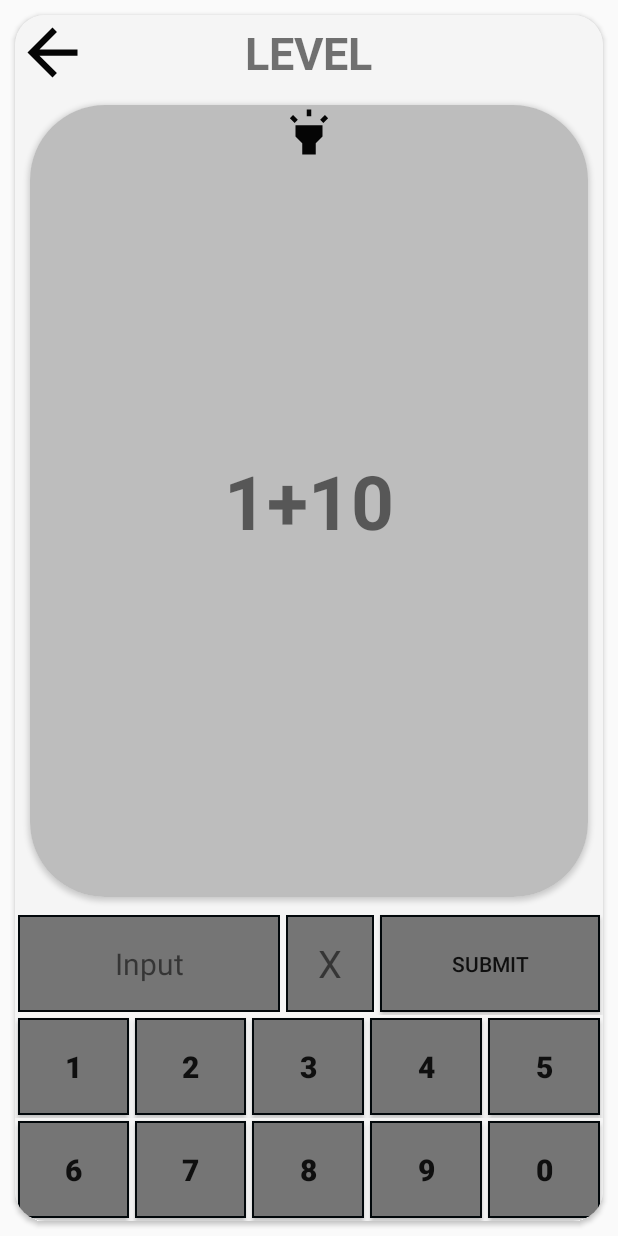
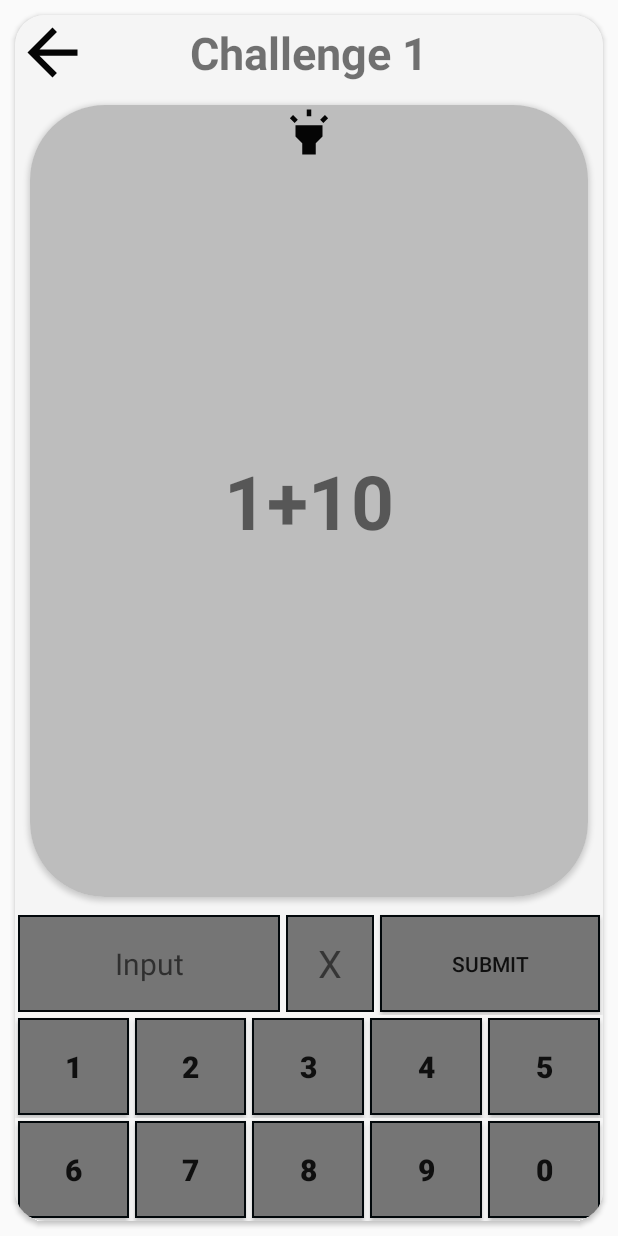
Before and after one commit to NihaalWagadia/Quizzy, an Android app: the screen it shows after launch (PlayAct), after a tap on an icon or button, on a phone screen of 412 x 824 dp. Run offline under Robolectric (Android 15) with nearby library versions, the phone set to English and light mode, and no system bars.

Commit message:
PlayLayout

```diff
--- a/app/src/main/java/com/example/quizzydizzy/Constants.kt
+++ b/app/src/main/java/com/example/quizzydizzy/Constants.kt
@@ -11,52 +11,52 @@ object Constants{
         val questionList = ArrayList<Question>()
 
         val question1 = Question(
-            1,"1+10","11", "ABC", "11",true
+            1,"1+10","11", "ABC", "11",true, "Challenge 1"
         )
         questionList.add(question1)
 
         val question2 = Question(
-            2,"1+100","101","ABCD","101",false
+            2,"1+100","101","ABCD","101",false,"Challenge 2"
         )
         questionList.add(question2)
 
         val question3 = Question(
-            3,"10+10","20","ABCDE", "20",false
+            3,"10+10","20","ABCDE", "20",false,"Challenge 3"
         )
         questionList.add(question3)
 
         val question4 = Question(
-            4,"111+10","121","ABCDEF", "121",false
+            4,"111+10","121","ABCDEF", "121",false,"Challenge 4"
         )
         questionList.add(question4)
 
         val question5 = Question(
-            5,"111+111","222","ABCDEFG","222",false
+            5,"111+111","222","ABCDEFG","222",false,"Challenge 5"
         )
         questionList.add(question5)
 
         val question6 = Question(
-            6,"222+111","333","ABCDEFGH", "333",false
+            6,"222+111","333","ABCDEFGH", "333",false,"Challenge 6"
         )
         questionList.add(question6)
 
         val question7 = Question(
-            7,"222+222","444","ABCEFGHI", "444",false
+            7,"222+222","444","ABCEFGHI", "444",false,"Challenge 7"
         )
         questionList.add(question7)
 
         val question8 = Question(
-            8,"333+333","666","ABC10", "666",false
+            8,"333+333","666","ABC10", "666",false,"Challenge 8"
         )
         questionList.add(question8)
 
         val question9 = Question(
-            9,"444+444","888","ABC11", "888",false
+            9,"444+444","888","ABC11", "888",false,"Challenge 9"
         )
         questionList.add(question9)
 
         val question10 = Question(
-            10,"555+222","777","ABC12","777",false
+            10,"555+222","777","ABC12","777",false,"Challenge 10"
         )
         questionList.add(question10)
         return questionList
--- a/app/src/main/java/com/example/quizzydizzy/LevelAct.kt
+++ b/app/src/main/java/com/example/quizzydizzy/LevelAct.kt
@@ -61,7 +61,11 @@ class LevelAct : Immersive() {
     }
 
     override fun onBackPressed() {
+        val intent = Intent(this, MainActivity::class.java)
         savePreference()
+        startActivity(intent)
+        overridePendingTransition(0, 0)
+        finish()
         super.onBackPressed()
 
     }
--- a/app/src/main/java/com/example/quizzydizzy/MainActivity.kt
+++ b/app/src/main/java/com/example/quizzydizzy/MainActivity.kt
@@ -83,6 +83,7 @@ class MainActivity : Immersive() {
     }
 
     override fun onBackPressed() {
+
         savePreference()
         super.onBackPressed()
 
--- a/app/src/main/java/com/example/quizzydizzy/PlayAct.kt
+++ b/app/src/main/java/com/example/quizzydizzy/PlayAct.kt
@@ -89,7 +89,7 @@ class PlayAct : Immersive() {
 
             val question = mQuestionList?.get(mCurrentPos - 1)
             if (question!!.correctAnswer.compareTo(answer_input.text.toString()) == 0) {
-                mQuestionList?.get(mCurrentPos)?.questionStat=true
+                mQuestionList?.get(mCurrentPos)?.questionStat = true
                 savePreference()
 
                 Toast.makeText(this, "You're right", Toast.LENGTH_SHORT).show()
@@ -124,18 +124,51 @@ class PlayAct : Immersive() {
 
     }
 
-    fun answerHint(v: View?){
+    fun answerHint(v: View?) {
         card_for_solution.visibility = View.VISIBLE
         val question = mQuestionList!![mCurrentPos - 1]
-            sol.text= question!!.topicSolution
+        sol.text = question!!.topicSolution
+//        action_bar_relat.visibility = View.INVISIBLE
+//        num_pad_view.visibility = View.INVISIBLE
+        play_relate.alpha = 0.5f
+
+        one.isClickable = false
+        two.isClickable = false
+        three.isClickable = false
+        four.isClickable = false
+        five.isClickable = false
+        six.isClickable = false
+        seven.isClickable = false
+        eight.isClickable = false
+        nine.isClickable = false
+        zero.isClickable = false
+        enter.isClickable = false
+        clear.isClickable = false
+        go_back.isClickable = false
+
     }
 
-    fun closeCard(v:View?){
+    fun closeCard(v: View?) {
         card_for_solution.visibility = View.GONE
+        play_relate.alpha = 1.0f
+        one.isClickable = true
+        two.isClickable = true
+        three.isClickable = true
+        four.isClickable = true
+        five.isClickable = true
+        six.isClickable = true
+        seven.isClickable = true
+        eight.isClickable = true
+        nine.isClickable = true
+        zero.isClickable = true
+        enter.isClickable = true
+        clear.isClickable = true
+        go_back.isClickable = true
+
     }
 
 
-    fun goBack(v: View?){
+    fun goBack(v: View?) {
         val intent = Intent(this, LevelAct::class.java)
         savePreference()
         startActivity(intent)
@@ -151,8 +184,11 @@ class PlayAct : Immersive() {
 
     private fun setQuestion() {
         val question = mQuestionList!![mCurrentPos - 1]
-        if(question.questionStat) {
+        if (question.questionStat) {
             question_image.text = question!!.question
+            level_number.text = question!!.challengeNumber
+            Log.d("Challenge", question!!.challengeNumber)
+
         }
 
     }
@@ -174,10 +210,11 @@ class PlayAct : Immersive() {
     }
 
     private fun savePreference() {
-        var sharedPreferences: SharedPreferences = getSharedPreferences(Constants.SHARED_FILENAME,Context.MODE_PRIVATE)
+        var sharedPreferences: SharedPreferences =
+            getSharedPreferences(Constants.SHARED_FILENAME, Context.MODE_PRIVATE)
         var editor: SharedPreferences.Editor = sharedPreferences.edit()
-        var json:String=Gson().toJson(mQuestionList)
-        editor.putInt(counts, mCurrentPos)
+        var json: String = Gson().toJson(mQuestionList)
+        editor.putInt(Constants.PROPERTY_COUNT, mCurrentPos)
         editor.putInt(Constants.PROPERTY_MUTED, muted)
         editor.putString("MyObject", json)
         editor.apply()
@@ -204,9 +241,9 @@ class PlayAct : Immersive() {
 //        var json: String? = sharedPreferences.getString("MyObject", null)
         var json: String? = DataStore.getProperty(this, Constants.SHARED_FILENAME, "MyObject", "")
 
-        var type = object : TypeToken<ArrayList<Question>>(){}.type
-        mQuestionList = Gson().fromJson<ArrayList<Question>>(json,type)
-            mQuestionList =mQuestionList ?: (Constants.getQuestions())
+        var type = object : TypeToken<ArrayList<Question>>() {}.type
+        mQuestionList = Gson().fromJson<ArrayList<Question>>(json, type)
+        mQuestionList = mQuestionList ?: (Constants.getQuestions())
 
 
         mCurrentPos = if (mFromLevel == -1) {
@@ -220,7 +257,8 @@ class PlayAct : Immersive() {
 
 //        muted = sharedPreferences.getInt("mutedCond", muted)
 
-        muted= DataStore.getProperty(this, Constants.SHARED_FILENAME, Constants.PROPERTY_MUTED, muted)
+        muted =
+            DataStore.getProperty(this, Constants.SHARED_FILENAME, Constants.PROPERTY_MUTED, muted)
 
         muted = intent.getIntExtra(Constants.PROPERTY_MUTED, muted)
 
--- a/app/src/main/java/com/example/quizzydizzy/questionList/Question.kt
+++ b/app/src/main/java/com/example/quizzydizzy/questionList/Question.kt
@@ -6,5 +6,6 @@ data class Question (
     val correctAnswer: String,
     val topicName : String,
     val topicSolution: String,
-    var questionStat : Boolean
+    var questionStat : Boolean,
+    val challengeNumber:String
 )
--- a/app/src/main/res/layout/activity_main.xml
+++ b/app/src/main/res/layout/activity_main.xml
@@ -32,7 +32,7 @@
         <LinearLayout
             android:layout_width="match_parent"
             android:layout_height="wrap_content"
-            android:background="#BDBDBD"
+            android:background="#757575"
             android:gravity="center"
             android:orientation="vertical"
             android:padding="15dp">
--- a/app/src/main/res/layout/activity_play.xml
+++ b/app/src/main/res/layout/activity_play.xml
@@ -5,6 +5,7 @@
     android:layout_width="match_parent"
     android:layout_height="match_parent"
     android:orientation="vertical"
+    android:id="@+id/play_relate"
     tools:context=".PlayAct">
 
     <androidx.cardview.widget.CardView
@@ -19,7 +20,8 @@
         android:paddingTop="20dp"
         android:paddingRight="20dp"
         android:paddingBottom="20dp"
-        app:cardCornerRadius="20dp">
+        app:cardCornerRadius="20dp"
+        android:id="@+id/play_card">
 
         <LinearLayout
             android:layout_width="match_parent"
@@ -31,7 +33,8 @@
 
             <RelativeLayout
                 android:layout_width="match_parent"
-                android:layout_height="wrap_content">
+                android:layout_height="wrap_content"
+                android:id="@+id/action_bar_relat">
 
                 <ImageView
                     android:id="@+id/go_back"
@@ -58,33 +61,6 @@
                 android:layout_height="match_parent"
                 android:layout_weight="30">
 
-                <androidx.cardview.widget.CardView
-                    android:id="@+id/card_for_solution"
-                    android:layout_width="300dp"
-                    android:layout_height="300dp"
-                    android:layout_centerHorizontal="true"
-                    android:layout_centerVertical="true"
-                    android:visibility="gone">
-
-
-                    <TextView
-                        android:id="@+id/sol"
-                        android:layout_width="match_parent"
-                        android:layout_height="wrap_content"
-                        android:layout_gravity="center"
-                        android:gravity="center_vertical|center" />
-
-                    <TextView
-                        android:id="@+id/cool"
-                        android:layout_width="wrap_content"
-                        android:layout_height="wrap_content"
-                        android:layout_gravity="bottom|center"
-                        android:gravity="center"
-                        android:onClick="closeCard"
-                        android:text="@string/cool"
-                        android:textSize="25sp" />
-
-                </androidx.cardview.widget.CardView>
 
                 <androidx.cardview.widget.CardView
                     android:layout_width="match_parent"
@@ -117,6 +93,40 @@
 
                 </androidx.cardview.widget.CardView>
 
+                <androidx.cardview.widget.CardView
+                    android:id="@+id/card_for_solution"
+                    android:layout_width="300dp"
+                    android:layout_height="300dp"
+                    android:layout_centerHorizontal="true"
+                    android:layout_centerVertical="true"
+                    app:cardCornerRadius="50dp"
+                    android:elevation="50dp"
+                    android:visibility="gone"
+                    app:cardBackgroundColor="#757575">
+
+
+                    <TextView
+                        android:id="@+id/sol"
+                        android:layout_width="match_parent"
+                        android:layout_height="wrap_content"
+                        android:layout_gravity="center"
+                        android:textColor="#F8F7F7"
+                        android:gravity="center_vertical|center"
+                        android:textSize="30dp" />
+
+                    <TextView
+                        android:id="@+id/cool"
+                        android:layout_width="wrap_content"
+                        android:layout_height="wrap_content"
+                        android:layout_gravity="bottom|center"
+                        android:gravity="center"
+                        android:onClick="closeCard"
+                        android:text="@string/cool"
+                        android:textColor="#090000"
+                        android:textSize="25sp"
+                        android:textStyle="italic|bold"/>
+
+                </androidx.cardview.widget.CardView>
             </RelativeLayout>
 
 
@@ -125,14 +135,16 @@
                 android:layout_height="match_parent"
                 android:layout_weight="70"
                 android:orientation="vertical"
-                android:weightSum="120">
+                android:weightSum="120"
+                android:id="@+id/num_pad_view">
 
                 <LinearLayout
                     android:layout_width="match_parent"
                     android:layout_height="match_parent"
                     android:layout_weight="40"
                     android:orientation="horizontal"
-                    android:weightSum="5">
+                    android:weightSum="5"
+                    >
 
                     <TextView
                         android:id="@+id/answer_input"
@@ -145,7 +157,7 @@
                         android:layout_weight="3"
                         android:background="@drawable/box"
                         android:gravity="center_horizontal|center"
-                        android:text="Input"
+                        android:hint="@string/input"
                         android:textSize="20sp" />
 
                     <TextView
@@ -187,76 +199,76 @@
                         android:id="@+id/one"
                         android:layout_width="70dp"
                         android:layout_height="match_parent"
+                        android:layout_marginLeft="2dp"
+                        android:layout_marginTop="2dp"
+                        android:layout_marginRight="2dp"
+                        android:layout_marginBottom="2dp"
                         android:layout_weight="1"
+                        android:background="@drawable/circle"
                         android:gravity="center|center_horizontal"
                         android:text="@string/_1"
                         android:textSize="20sp"
-                        android:textStyle="bold"
-                        android:background="@drawable/circle"
-                        android:layout_marginLeft="2dp"
-                        android:layout_marginTop="2dp"
-                        android:layout_marginRight="2dp"
-                        android:layout_marginBottom="2dp"/>
+                        android:textStyle="bold" />
 
                     <Button
                         android:id="@+id/two"
                         android:layout_width="70dp"
                         android:layout_height="match_parent"
-                        android:layout_weight="1"
-                        android:gravity="center|center_horizontal"
-                        android:text="@string/_2"
-                        android:textSize="20sp"
-                        android:textStyle="bold"
                         android:layout_marginLeft="2dp"
                         android:layout_marginTop="2dp"
                         android:layout_marginRight="2dp"
                         android:layout_marginBottom="2dp"
-                        android:background="@drawable/circle"/>
+                        android:layout_weight="1"
+                        android:background="@drawable/circle"
+                        android:gravity="center|center_horizontal"
+                        android:text="@string/_2"
+                        android:textSize="20sp"
+                        android:textStyle="bold" />
 
                     <Button
                         android:id="@+id/three"
                         android:layout_width="70dp"
                         android:layout_height="match_parent"
-                        android:layout_weight="1"
-                        android:gravity="center|center_horizontal"
-                        android:text="@string/_3"
-                        android:textSize="20sp"
-                        android:textStyle="bold"
                         android:layout_marginLeft="2dp"
                         android:layout_marginTop="2dp"
                         android:layout_marginRight="2dp"
                         android:layout_marginBottom="2dp"
-                        android:background="@drawable/circle"/>
+                        android:layout_weight="1"
+                        android:background="@drawable/circle"
+                        android:gravity="center|center_horizontal"
+                        android:text="@string/_3"
+                        android:textSize="20sp"
+                        android:textStyle="bold" />
 
                     <Button
                         android:id="@+id/four"
                         android:layout_width="70dp"
                         android:layout_height="match_parent"
+                        android:layout_marginLeft="2dp"
+                        android:layout_marginTop="2dp"
+                        android:layout_marginRight="2dp"
+                        android:layout_marginBottom="2dp"
                         android:layout_weight="1"
+                        android:background="@drawable/circle"
                         android:gravity="center|center_horizontal"
                         android:text="@string/_4"
                         android:textSize="20sp"
-                        android:textStyle="bold"
-                        android:background="@drawable/circle"
-                        android:layout_marginLeft="2dp"
-                        android:layout_marginTop="2dp"
-                        android:layout_marginRight="2dp"
-                        android:layout_marginBottom="2dp"/>
+                        android:textStyle="bold" />
 
                     <Button
                         android:id="@+id/five"
                         android:layout_width="70dp"
                         android:layout_height="match_parent"
+                        android:layout_marginLeft="2dp"
+                        android:layout_marginTop="2dp"
+                        android:layout_marginRight="2dp"
+                        android:layout_marginBottom="2dp"
                         android:layout_weight="1"
+                        android:background="@drawable/circle"
                         android:gravity="center|center_horizontal"
                         android:text="@string/_5"
                         android:textSize="20sp"
-                        android:textStyle="bold"
-                        android:background="@drawable/circle"
-                        android:layout_marginLeft="2dp"
-                        android:layout_marginTop="2dp"
-                        android:layout_marginRight="2dp"
-                        android:layout_marginBottom="2dp"/>
+                        android:textStyle="bold" />
 
                 </LinearLayout>
 
@@ -271,76 +283,76 @@
                         android:id="@+id/six"
                         android:layout_width="70dp"
                         android:layout_height="match_parent"
+                        android:layout_marginLeft="2dp"
+                        android:layout_marginTop="2dp"
+                        android:layout_marginRight="2dp"
+                        android:layout_marginBottom="2dp"
                         android:layout_weight="1"
+                        android:background="@drawable/circle"
                         android:gravity="center|center_horizontal"
                         android:text="@string/_6"
                         android:textSize="20sp"
-                        android:textStyle="bold"
-                        android:background="@drawable/circle"
-                        android:layout_marginLeft="2dp"
-                        android:layout_marginTop="2dp"
-                        android:layout_marginRight="2dp"
-                        android:layout_marginBottom="2dp"/>
+                        android:textStyle="bold" />
 
                     <Button
                         android:id="@+id/seven"
                         android:layout_width="70dp"
                         android:layout_height="match_parent"
+                        android:layout_marginLeft="2dp"
+                        android:layout_marginTop="2dp"
+                        android:layout_marginRight="2dp"
+                        android:layout_marginBottom="2dp"
                         android:layout_weight="1"
+                        android:background="@drawable/circle"
                         android:gravity="center|center_horizontal"
                         android:text="@string/_7"
                         android:textSize="20sp"
-                        android:textStyle="bold"
-                        android:background="@drawable/circle"
-                        android:layout_marginLeft="2dp"
-                        android:layout_marginTop="2dp"
-                        android:layout_marginRight="2dp"
-                        android:layout_marginBottom="2dp"/>
+                        android:textStyle="bold" />
 
                     <Button
                         android:id="@+id/eight"
                         android:layout_width="70dp"
                         android:layout_height="match_parent"
+                        android:layout_marginLeft="2dp"
+                        android:layout_marginTop="2dp"
+                        android:layout_marginRight="2dp"
+                        android:layout_marginBottom="2dp"
                         android:layout_weight="1"
+                        android:background="@drawable/circle"
                         android:gravity="center|center_horizontal"
                         android:text="@string/_8"
                         android:textSize="20sp"
-                        android:textStyle="bold"
-                        android:background="@drawable/circle"
-                        android:layout_marginLeft="2dp"
-                        android:layout_marginTop="2dp"
-                        android:layout_marginRight="2dp"
-                        android:layout_marginBottom="2dp"/>
+                        android:textStyle="bold" />
 
                     <Button
                         android:id="@+id/nine"
                         android:layout_width="70dp"
                         android:layout_height="match_parent"
+                        android:layout_marginLeft="2dp"
+                        android:layout_marginTop="2dp"
+                        android:layout_marginRight="2dp"
+                        android:layout_marginBottom="2dp"
                         android:layout_weight="1"
+                        android:background="@drawable/circle"
                         android:gravity="center|center_horizontal"
                         android:text="@string/_9"
                         android:textSize="20sp"
-                        android:textStyle="bold"
-                        android:background="@drawable/circle"
-                        android:layout_marginLeft="2dp"
-                        android:layout_marginTop="2dp"
-                        android:layout_marginRight="2dp"
-                        android:layout_marginBottom="2dp"/>
+                        android:textStyle="bold" />
 
                     <Button
                         android:id="@+id/zero"
                         android:layout_width="70dp"
                         android:layout_height="match_parent"
+                        android:layout_marginLeft="2dp"
+                        android:layout_marginTop="2dp"
+                        android:layout_marginRight="2dp"
+                        android:layout_marginBottom="2dp"
                         android:layout_weight="1"
+                        android:background="@drawable/circle"
                         android:gravity="center|center_horizontal"
                         android:text="@string/_0"
                         android:textSize="20sp"
-                        android:textStyle="bold"
-                        android:background="@drawable/circle"
-                        android:layout_marginLeft="2dp"
-                        android:layout_marginTop="2dp"
-                        android:layout_marginRight="2dp"
-                        android:layout_marginBottom="2dp"/>
+                        android:textStyle="bold" />
                 </LinearLayout>
 
 
--- a/app/src/main/res/values/strings.xml
+++ b/app/src/main/res/values/strings.xml
@@ -34,4 +34,5 @@
     <string name="tier">Tier</string>
     <string name="levelInLevel">LEVEL</string>
     <string name="question">Question</string>
+    <string name="input">Input</string>
 </resources>
```
